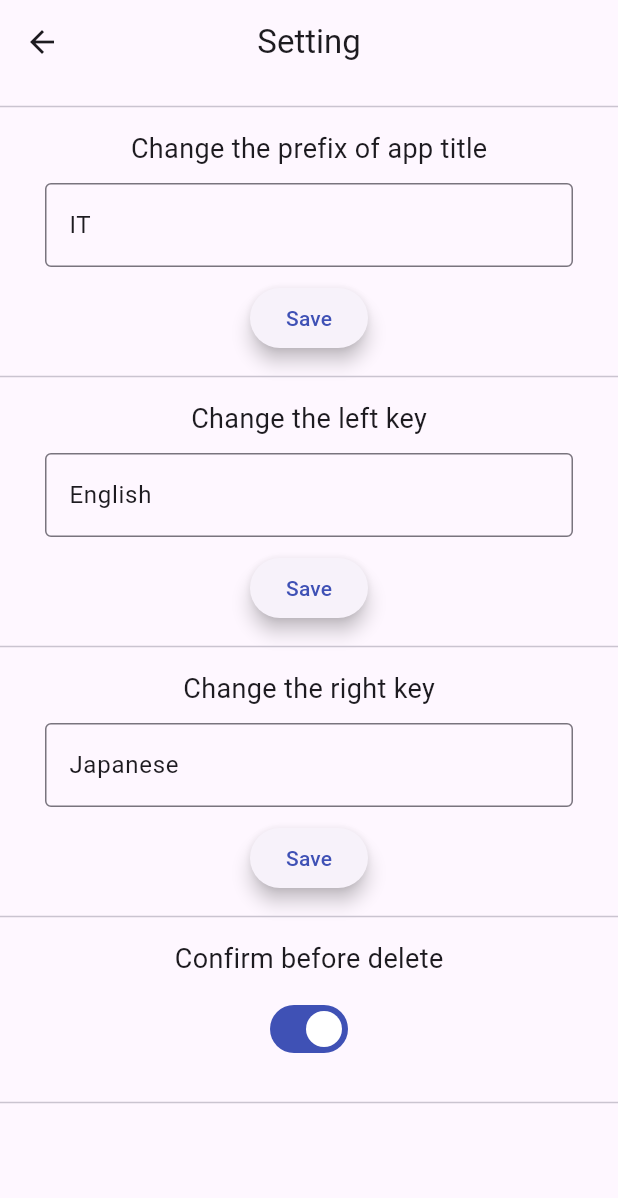
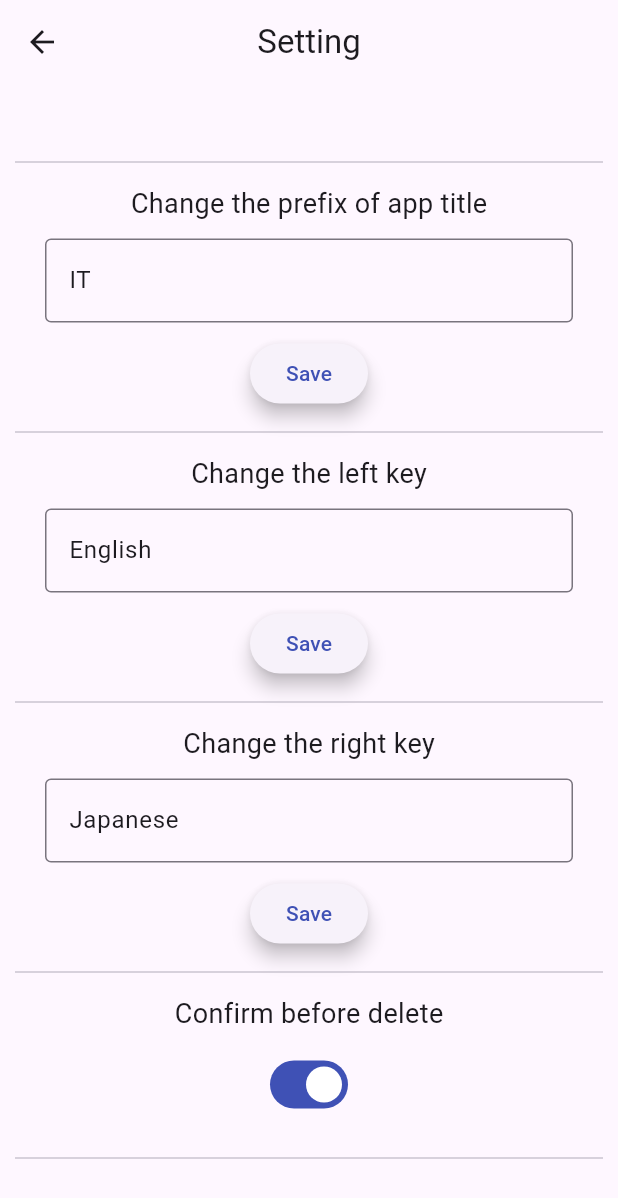
Before and after one commit to kotonekanno/it_dictionary, a Flutter app: the SettingScreen screen opened directly, on a phone screen of 412 x 824 dp. Shown: the top 1198 px of the screen. Run offline on Flutter 3.47's test engine with Material 3 defaults, Android fonts, the phone set to English and light mode, and no system bars; our stand-ins replace csv, file_picker, hive, hive_flutter; accounts and stored records are empty.

Commit message:
スクロール機能の追加recover

```diff
--- a/lib/providers/word_provider.dart
+++ b/lib/providers/word_provider.dart
@@ -55,6 +55,12 @@
     loadAllWords();
   }
 
+  // Delete all words
+  Future<void> deleteAllWords() async {
+    await _hiveService.deleteAllWords();
+    loadAllWords();
+  }
+
   // Search word
   void search(String query) {
     if (query.isEmpty) {
--- a/lib/screens/setting_screen.dart
+++ b/lib/screens/setting_screen.dart
@@ -7,6 +7,11 @@
 
 class SettingScreen extends StatelessWidget {
   const SettingScreen({super.key});
+
+  static const Widget dividerWithPadding = Padding(
+    padding: EdgeInsets.symmetric(horizontal: 10),
+    child: Divider(height: 30),
+  );
 
   @override
   Widget build(BuildContext context) {
@@ -23,9 +28,10 @@
       ),
       body: CenteredMaxWidth(
         maxWidth: 800,
+        child: SingleChildScrollView(
           child: Column(
             children: [
-            Divider(height: 30),
+              dividerWithPadding,
               //AppTitleSetting(controller: controller),
               TextSettingItem(
                 label: 'Change the prefix of app title',
@@ -35,7 +41,7 @@
                   context.read<SettingProvider>().setAppTitle(value);
                 },
               ),
-            Divider(height: 30),
+              dividerWithPadding,
               TextSettingItem(
                 label: 'Change the left key',
                 snackBarMessage: 'Left key updated',
@@ -44,7 +50,7 @@
                   context.read<SettingProvider>().setLeftKey(value);
                 },
               ),
-            Divider(height: 30),
+              dividerWithPadding,
               TextSettingItem(
                 label: 'Change the right key',
                 snackBarMessage: 'Right key updated',
@@ -53,12 +59,13 @@
                   context.read<SettingProvider>().setRightKey(value);
                 },
               ),
-            Divider(height: 30),
+              dividerWithPadding,
               DeleteSetting(),
-            Divider(height: 30),
+              dividerWithPadding,
             ],
           ),
-      )
+        ),
+      ),
     );
   }
 }
--- a/lib/widgets/setting_item.dart
+++ b/lib/widgets/setting_item.dart
@@ -41,9 +41,12 @@
               ),
               const SizedBox(width: 16),
               if(onSave != null)
-                ElevatedButton(
-                  onPressed: onSave,
-                  child: const Text('Save')
+                Padding(
+                  padding: EdgeInsets.only(right: 20),
+                  child: ElevatedButton(
+                    onPressed: onSave,
+                    child: const Text('Save')
+                  ),
                 ),
             ],
           );
--- a/lib/widgets/word_tile.dart
+++ b/lib/widgets/word_tile.dart
@@ -45,7 +45,7 @@
               SizedBox(width: 30),
               IconButton(
                 icon: Icon(Icons.delete, color: Colors.black),
-                padding: EdgeInsets.zero,
+                padding: EdgeInsets.symmetric(vertical: 5),
                 constraints: BoxConstraints(),
                 onPressed: onDelete,
               ),
```
Also changed, not shown: lib/screens/home_screen.dart (+2 -10 lines), lib/services/hive_service.dart (+7 -1 lines), lib/widgets/custom_dialog.dart (+14 -3 lines). Lines whose indentation alone changed are shown as unchanged.
